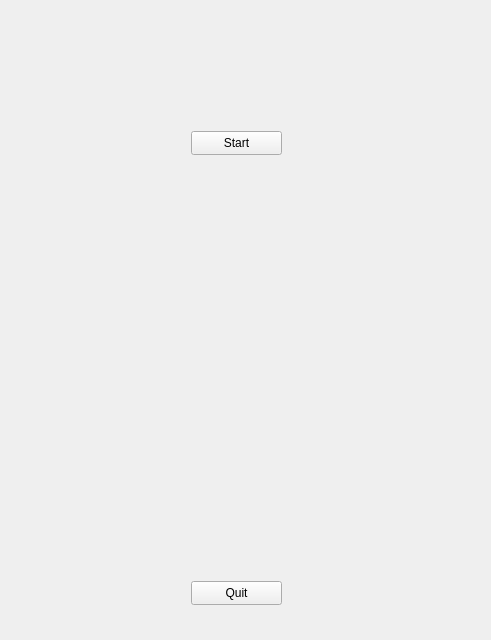
giotti/qtmoko, file src/3rdparty/games/qtcapra/qtcapra.ui: the form before one commit.
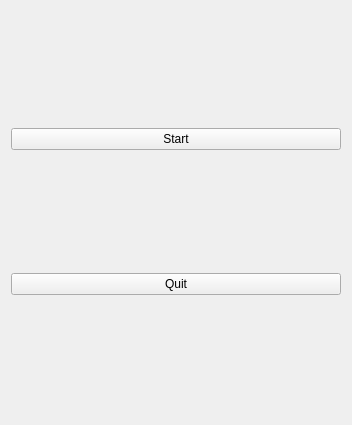
The form after the commit.

Patch:
```diff
--- a/src/3rdparty/games/qtcapra/qtcapra.ui
+++ b/src/3rdparty/games/qtcapra/qtcapra.ui
@@ -6,42 +6,26 @@
    <rect>
     <x>0</x>
     <y>0</y>
-    <width>491</width>
-    <height>640</height>
+    <width>352</width>
+    <height>425</height>
    </rect>
   </property>
   <property name="windowTitle">
    <string>Form</string>
   </property>
-  <layout class="QHBoxLayout" name="horizontalLayout">
+  <layout class="QVBoxLayout" name="verticalLayout">
    <item>
-    <widget class="QWidget" name="QtCapra" native="true">
-     <widget class="QPushButton" name="pushButton">
-      <property name="geometry">
-       <rect>
-        <x>180</x>
-        <y>120</y>
-        <width>91</width>
-        <height>24</height>
-       </rect>
-      </property>
+    <widget class="QPushButton" name="startButton">
       <property name="text">
        <string>Start</string>
       </property>
      </widget>
-     <widget class="QPushButton" name="pushButton_2">
-      <property name="geometry">
-       <rect>
-        <x>180</x>
-        <y>570</y>
-        <width>91</width>
-        <height>24</height>
-       </rect>
-      </property>
+   </item>
+   <item>
+    <widget class="QPushButton" name="quitButton">
       <property name="text">
        <string>Quit</string>
       </property>
-     </widget>
     </widget>
    </item>
   </layout>
```
Left out of the diff: 4 changed lines with no effect on the pictures. Lines whose indentation alone changed are shown as unchanged.
